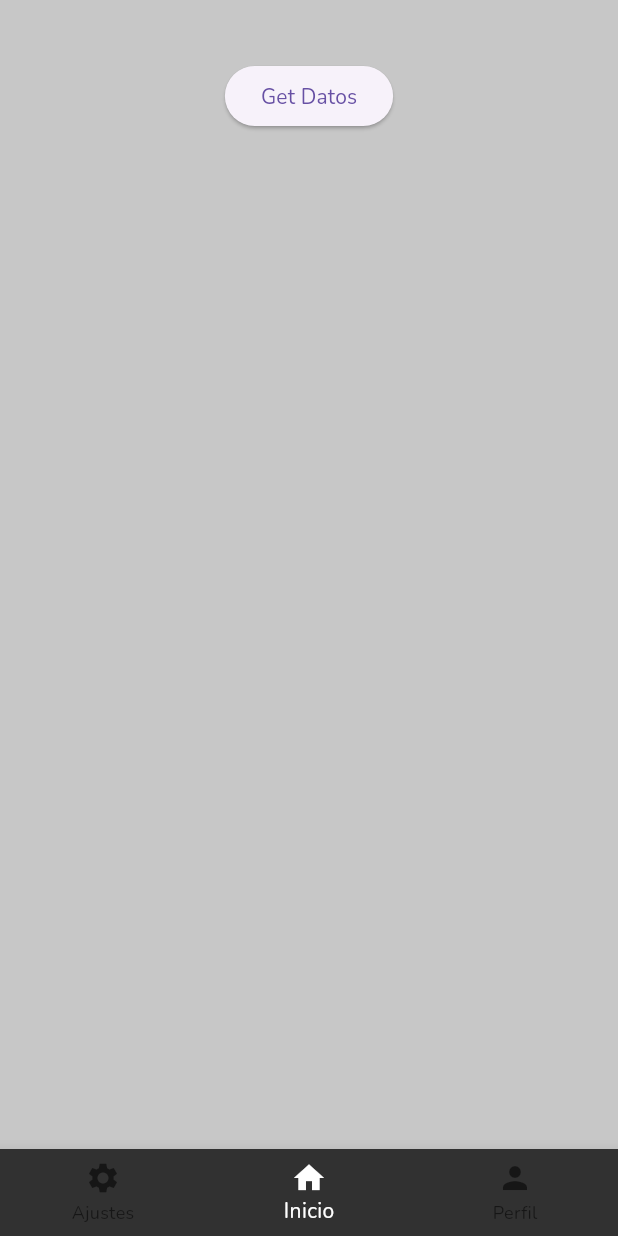
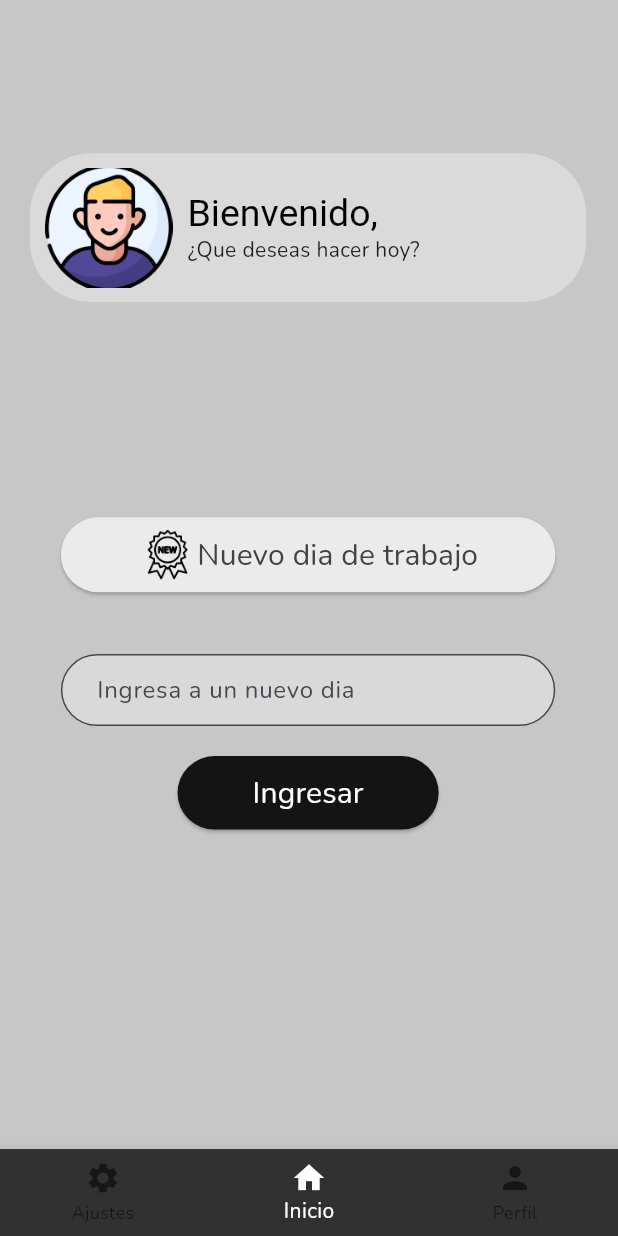
Before and after one commit to Benja3o3/FruitSalesApp, a Flutter app: the HomePage screen opened directly, on a phone screen of 412 x 824 dp. Run offline on Flutter 3.47's test engine with Material 3 defaults, Android fonts, the phone set to English and light mode, and no system bars; our stand-ins replace dio, flutter_map, latlong2, location, shared_preferences; accounts and stored records are empty.

Commit message:
Pantalla home terminada

```diff
--- a/frontend/lib/api/auth.dart
+++ b/frontend/lib/api/auth.dart
@@ -2,12 +2,13 @@ import 'package:flutter/material.dart';
 import 'package:dio/dio.dart';
 import 'package:frontend/models/profile.dart';
 import 'package:frontend/models/token.dart';
+import 'package:frontend/config.dart';
 
 class Auth {
   final dio = Dio();
 
   Future<Token> getToken() async {
-    final response = await dio.post("http://10.0.2.2:8000/login", data: {
+    final response = await dio.post("${AppConfig.apiUrl}/login", data: {
       "username": "dui",
       "password": "123",
     });
@@ -15,7 +16,7 @@ class Auth {
   }
 
   Future<Profile> getProfile(String token) async {
-    final response = await dio.get("http://10.0.2.2:8000/profile",
+    final response = await dio.get("${AppConfig.apiUrl}/profile",
         options: Options(headers: {
           "Authorization": "Bearer $token",
         }));
--- /dev/null
+++ b/frontend/lib/config.dart
@@ -0,0 +1,3 @@
+class AppConfig {
+  static const String apiUrl = "http://10.0.2.2:8000";
+}
--- a/frontend/lib/pages/screens/homeScreen.dart
+++ b/frontend/lib/pages/screens/homeScreen.dart
@@ -1,6 +1,9 @@
 import 'package:flutter/material.dart';
 import 'package:frontend/api/auth.dart';
-import 'package:frontend/models/profile.dart';
+import 'package:frontend/pages/screens/fruitSelectScreen.dart';
+import 'package:frontend/providers/workDayProvider.dart';
+import 'package:frontend/widgets/textEntry.dart';
+import 'package:frontend/widgets/userHomeCard.dart';
 import 'package:provider/provider.dart';
 import 'package:frontend/providers/userProvider.dart';
 
@@ -13,28 +16,75 @@ class HomeScreen extends StatefulWidget {
 
 class _HomeScreenState extends State<HomeScreen> {
   final Auth auth = Auth();
-  late Profile profile = Profile();
+  final workDayController = TextEditingController();
 
   @override
   Widget build(BuildContext context) {
-    return Container(
-      child: Center(
+    return SingleChildScrollView(
+      child: Padding(
+        padding: const EdgeInsets.all(20),
         child: Column(
+          crossAxisAlignment: CrossAxisAlignment.center,
           children: [
-            Text(context.watch<userProvider>().username),
-            Text(context.watch<userProvider>().token),
+            UserHomeCard(username: context.watch<userProvider>().username),
+            SizedBox(
+              height: MediaQuery.of(context).size.height * 0.15,
+            ),
+            Text(workDayController.text),
             ElevatedButton(
-                onPressed: () async {
-                  final staticUserProvider =
-                      Provider.of<userProvider>(context, listen: false);
-                  final response =
-                      await auth.getProfile(staticUserProvider.token);
-                  setState(() {
-                    profile = response;
-                  });
-                },
-                child: Text("Get Datos")),
-            Text(profile.username)
+              onPressed: () {
+                print("pressed");
+                context.read<workDayProvider>().generateId();
+                Navigator.push(
+                    context,
+                    MaterialPageRoute(
+                        builder: (context) => FruitSelectScreen()));
+              },
+              style: ButtonStyle(
+                backgroundColor: const MaterialStatePropertyAll(
+                    Color.fromRGBO(235, 235, 235, 1)),
+                minimumSize: MaterialStatePropertyAll(
+                    Size(MediaQuery.of(context).size.width * 0.8, 50)),
+                maximumSize: MaterialStatePropertyAll(
+                    Size(MediaQuery.of(context).size.width * 0.8, 50)),
+              ),
+              child: Row(
+                mainAxisAlignment: MainAxisAlignment.center,
+                children: [
+                  SizedBox(
+                      height: 40, child: Image.asset("assets/newIcon.png")),
+                  Text(
+                    "Nuevo dia de trabajo",
+                    style: TextStyle(fontSize: 20, color: Colors.grey[800]),
+                  ),
+                ],
+              ),
+            ),
+            SizedBox(
+              height: MediaQuery.of(context).size.height * 0.05,
+            ),
+            TextEntry(
+                controller: workDayController,
+                placeHolderText: "Ingresa a un nuevo dia",
+                isPassword: false),
+            Container(
+              margin: const EdgeInsets.only(top: 20),
+              child: ElevatedButton(
+                  style: ElevatedButton.styleFrom(
+                    backgroundColor: const Color.fromRGBO(20, 20, 20, 1),
+                    padding: const EdgeInsets.symmetric(
+                        horizontal: 50, vertical: 10),
+                  ),
+                  onPressed: () {
+                    context
+                        .read<workDayProvider>()
+                        .setId(int.parse(workDayController.text));
+                  },
+                  child: const Text(
+                    "Ingresar",
+                    style: TextStyle(color: Colors.white, fontSize: 20),
+                  )),
+            ),
           ],
         ),
       ),
--- a/frontend/lib/pages/screens/settingsScreen.dart
+++ b/frontend/lib/pages/screens/settingsScreen.dart
@@ -1,4 +1,6 @@
 import 'package:flutter/material.dart';
+import 'package:frontend/providers/workDayProvider.dart';
+import 'package:provider/provider.dart';
 
 class SettingsScreen extends StatefulWidget {
   const SettingsScreen({Key? key}) : super(key: key);
@@ -12,7 +14,7 @@ class _SettingsScreenState extends State<SettingsScreen> {
   Widget build(BuildContext context) {
     return Container(
       child: Center(
-        child: Text("Settings"),
+        child: Text(context.watch<workDayProvider>().id.toString()),
       ),
     );
   }
--- /dev/null
+++ b/frontend/lib/providers/workDayProvider.dart
@@ -0,0 +1,18 @@
+import 'package:flutter/material.dart';
+import 'dart:math';
+
+class workDayProvider with ChangeNotifier {
+  Random random = Random();
+  int _id = 0;
+
+  int get id => _id;
+
+  void setId(int id) {
+    _id = id;
+    notifyListeners();
+  }
+
+  void generateId() {
+    _id = (100000 + random.nextInt(900000));
+  }
+}
--- a/frontend/lib/widgets/textEntry.dart
+++ b/frontend/lib/widgets/textEntry.dart
@@ -3,8 +3,13 @@ import 'package:flutter/material.dart';
 class TextEntry extends StatefulWidget {
   final String placeHolderText;
   final bool isPassword;
+  final TextEditingController controller;
+
   const TextEntry(
-      {required this.placeHolderText, required this.isPassword, Key? key})
+      {required this.controller,
+      required this.placeHolderText,
+      required this.isPassword,
+      Key? key})
       : super(key: key);
 
   @override
@@ -19,6 +24,7 @@ class _TextEntryState extends State<TextEntry> {
         SizedBox(
             width: MediaQuery.of(context).size.width * 0.8,
             child: TextFormField(
+              controller: widget.controller,
               obscureText: widget.isPassword,
               decoration: InputDecoration(
                   filled: true,
--- /dev/null
+++ b/frontend/lib/widgets/userHomeCard.dart
@@ -0,0 +1,55 @@
+import 'package:flutter/material.dart';
+
+class UserHomeCard extends StatefulWidget {
+  final String username;
+  const UserHomeCard({required this.username, Key? key}) : super(key: key);
+
+  @override
+  _UserHomeCardState createState() => _UserHomeCardState();
+}
+
+class _UserHomeCardState extends State<UserHomeCard> {
+  @override
+  Widget build(BuildContext context) {
+    return Container(
+      width: MediaQuery.of(context).size.width * 0.9,
+      height: MediaQuery.of(context).size.height * 0.12,
+      margin: EdgeInsets.only(top: MediaQuery.of(context).size.height * 0.1),
+      decoration: BoxDecoration(
+        color: const Color.fromRGBO(218, 218, 218, 1),
+        borderRadius: BorderRadius.circular(40),
+      ),
+      child: Row(mainAxisAlignment: MainAxisAlignment.start, children: [
+        Container(
+            width: 85,
+            margin: const EdgeInsets.symmetric(horizontal: 10),
+            child: Image.asset("assets/profileIcon.png")),
+        Column(
+          mainAxisAlignment: MainAxisAlignment.center,
+          crossAxisAlignment: CrossAxisAlignment.start,
+          children: [
+            RichText(
+              text: TextSpan(
+                children: [
+                  const TextSpan(
+                    text: "Bienvenido, ",
+                    style: TextStyle(fontSize: 25, color: Colors.black),
+                  ),
+                  TextSpan(
+                    text: widget.username,
+                    style: const TextStyle(
+                      fontSize: 25,
+                      fontWeight: FontWeight.bold,
+                      color: Colors.black,
+                    ),
+                  ),
+                ],
+              ),
+            ),
+            const Text("¿Que deseas hacer hoy?")
+          ],
+        )
+      ]),
+    );
+  }
+}
--- a/frontend/pubspec.yaml
+++ b/frontend/pubspec.yaml
@@ -61,6 +61,8 @@ flutter:
     # To add assets to your application, add an assets section, like this:
     assets:
         - assets/mainLogo.png
+        - assets/profileIcon.png
+        - assets/newIcon.png
 
     # An image asset can refer to one or more resolution-specific "variants", see
     # https://flutter.dev/assets-and-images/#resolution-aware
```
Also changed, not shown: frontend/lib/api/fruitQuerys.dart (added, +13 -0 lines), frontend/lib/main.dart (+8 -6 lines), frontend/lib/models/fruit.dart (added, +11 -0 lines), frontend/lib/pages/screens/fruitSelectScreen.dart (added, +45 -0 lines), frontend/lib/widgets/fruitSelectCard.dart (added, +25 -0 lines), frontend/lib/widgets/loginForm.dart (+15 -10 lines), frontend/assets/newIcon.png (added), frontend/assets/profileIcon.png (added).
